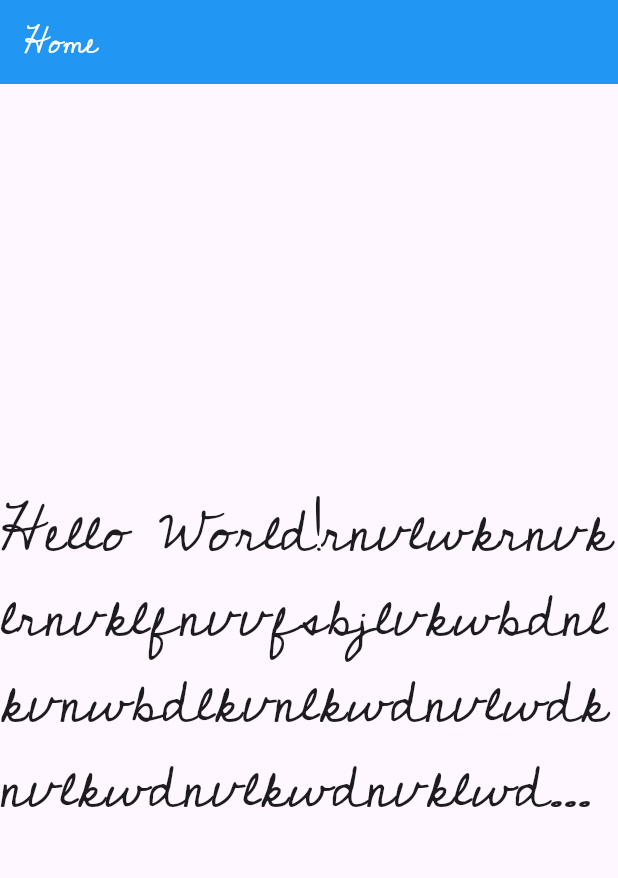
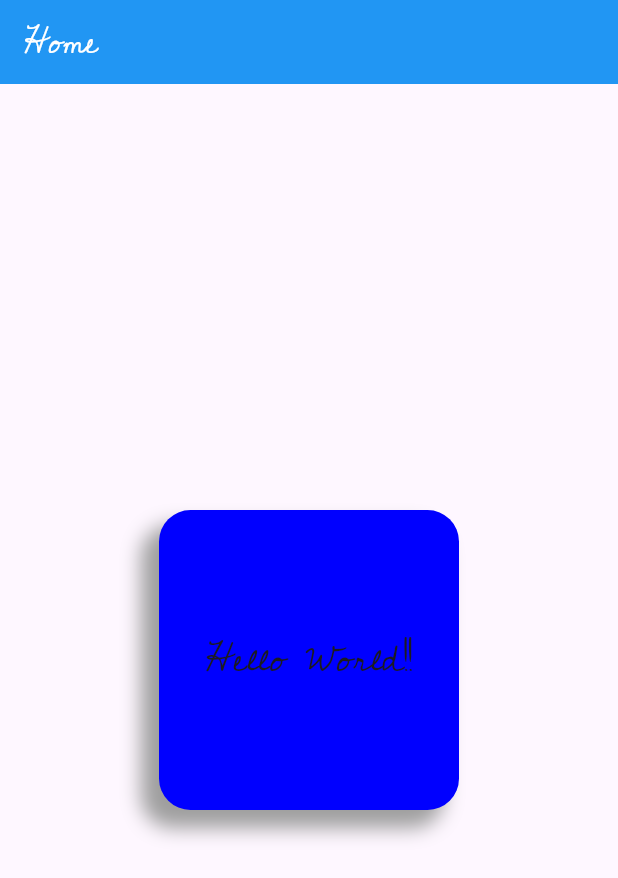
Before and after one commit to raunak2909/first_app_498, a Flutter app: the screen it shows after launch, on a phone screen of 412 x 824 dp. Shown: the top 878 px of the screen. Run offline on Flutter 3.47's test engine with Material 3 defaults, Android fonts, the phone set to English and light mode, and no system bars; our stand-ins replace google_fonts.

Commit message:
container widget

```diff
--- a/lib/home_page.dart
+++ b/lib/home_page.dart
@@ -1,6 +1,7 @@
 
 
 import 'package:flutter/material.dart';
+import 'package:google_fonts/google_fonts.dart';
 
 class HomePage extends StatelessWidget{
 
@@ -8,24 +9,35 @@ class HomePage extends StatelessWidget{
   Widget build(BuildContext context) {
     return Scaffold(
       body: Align(
-        alignment: Alignment(0, 0),
-          child: Text("Hello World!rnvlwkrnvklrnvklfnvvfsbjlvkwbdnlkvnwbdlkvnlkwdnvlwdknvlkwdnvlkwdnvklwdnvlknwdlkvnwdklnvwkldnvlkwdnvlkwdn", style: TextStyle(
-            fontSize: 40,
-            //fontWeight: FontWeight.bold,
-            //fontStyle: FontStyle.italic,
-            //fontFamily: "cursive",
-            //color: Colors.amber,
-            //backgroundColor: Colors.blue,
-            /*decoration: TextDecoration.lineThrough,
-            decorationColor: Colors.black,
-            decorationStyle: TextDecorationStyle.double*/
-              //letterSpacing: 11,
-              //wordSpacing: 11,
+        alignment: Alignment.center,
+        child: Container(
+          width: 200,
+          height: 200,
+          decoration: BoxDecoration(
+              color: Color(0xff0000ff),
+              borderRadius: BorderRadius.circular(21),
+              /*border: Border.all(
+                width: 21,
+                color: Colors.black.withAlpha(100),
+                strokeAlign: BorderSide.strokeAlignInside
+              ),*/
+              //shape: BoxShape.circle,
+              boxShadow: [
+                BoxShadow(
+                  color: Colors.grey,
+                  blurRadius: 11,
+                  spreadRadius: 1,
+                  offset: Offset(-11, 11)
+                )
+              ]
           ),
-            //textAlign: TextAlign.start,
-            overflow: TextOverflow.ellipsis,
-            maxLines: 4,
-          )
+          child: Align(
+            alignment: Alignment.center,
+              child: Text("Hello World!!", style: TextStyle(
+                fontSize: 25
+              ),)
+          ),
+        ),
       ),
       appBar: AppBar(
         backgroundColor: Colors.blue,
@@ -36,3 +48,28 @@ class HomePage extends StatelessWidget{
   }
 
 }
+
+///Align(
+//         alignment: Alignment(0, 0),
+//           child: Text('Hello World', style: GoogleFonts.oswald(
+//             fontSize: 34
+//           ),)
+//       ),
+
+///Text("Hello World!rnvlwkrnvklrnvklfnvvfsbjlvkwbdnlkvnwbdlkvnlkwdnvlwdknvlkwdnvlkwdnvklwdnvlknwdlkvnwdklnvwkldnvlkwdnvlkwdn", style: TextStyle(
+//             fontSize: 40,
+//             //fontWeight: FontWeight.bold,
+//             //fontStyle: FontStyle.italic,
+//             //fontFamily: "cursive",
+//             //color: Colors.amber,
+//             //backgroundColor: Colors.blue,
+//             /*decoration: TextDecoration.lineThrough,
+//             decorationColor: Colors.black,
+//             decorationStyle: TextDecorationStyle.double*/
+//               //letterSpacing: 11,
+//               //wordSpacing: 11,
+//           ),
+//             //textAlign: TextAlign.start,
+//             overflow: TextOverflow.ellipsis,
+//             maxLines: 4,
+//           )
--- a/pubspec.yaml
+++ b/pubspec.yaml
@@ -34,6 +34,7 @@ dependencies:
   # The following adds the Cupertino Icons font to your application.
   # Use with the CupertinoIcons class for iOS style icons.
   cupertino_icons: ^1.0.8
+  google_fonts: ^8.1.0
 
 dev_dependencies:
   flutter_test:
```
Also changed, not shown: pubspec.lock, 12 other files.
